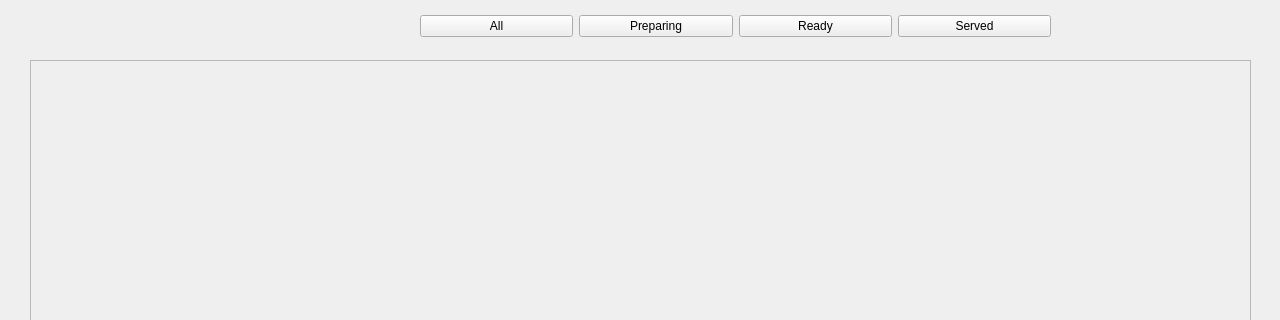
The window that RMS_qt/orders.ui (dev-pratik02/RMS) describes before a commit, drawn with Qt 5; both pictures show x 0 to 1280 and y 0 to 320 of the 1280 by 720 pixel window.
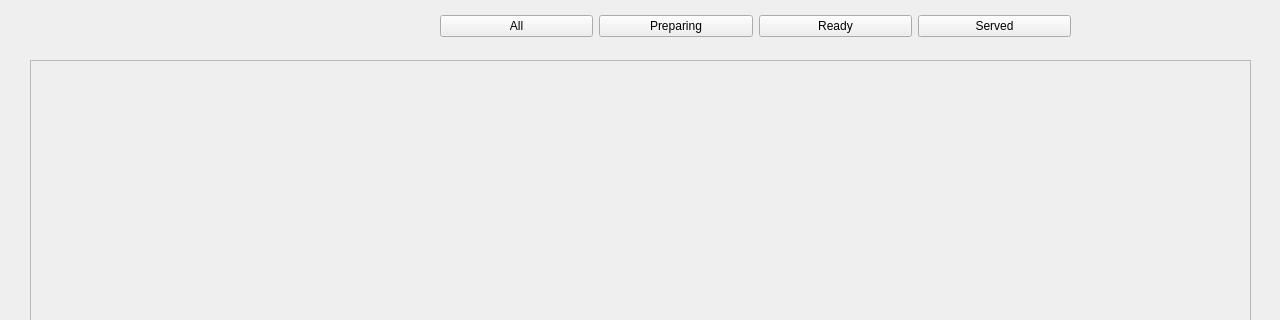
The same window after the commit.

What changed in the file:
```diff
--- a/RMS_qt/orders.ui
+++ b/RMS_qt/orders.ui
@@ -65,15 +65,14 @@
      <rect>
       <x>60</x>
       <y>0</y>
-      <width>681</width>
+      <width>1181</width>
       <height>51</height>
      </rect>
     </property>
-   </widget>
-   <widget class="QWidget" name="">
+    <widget class="QWidget" name="layoutWidget">
     <property name="geometry">
      <rect>
-      <x>420</x>
+       <x>380</x>
       <y>10</y>
       <width>631</width>
       <height>32</height>
@@ -109,6 +108,7 @@
       </widget>
      </item>
     </layout>
+    </widget>
    </widget>
   </widget>
  </widget>
```
Lines whose indentation alone changed are shown as unchanged.
